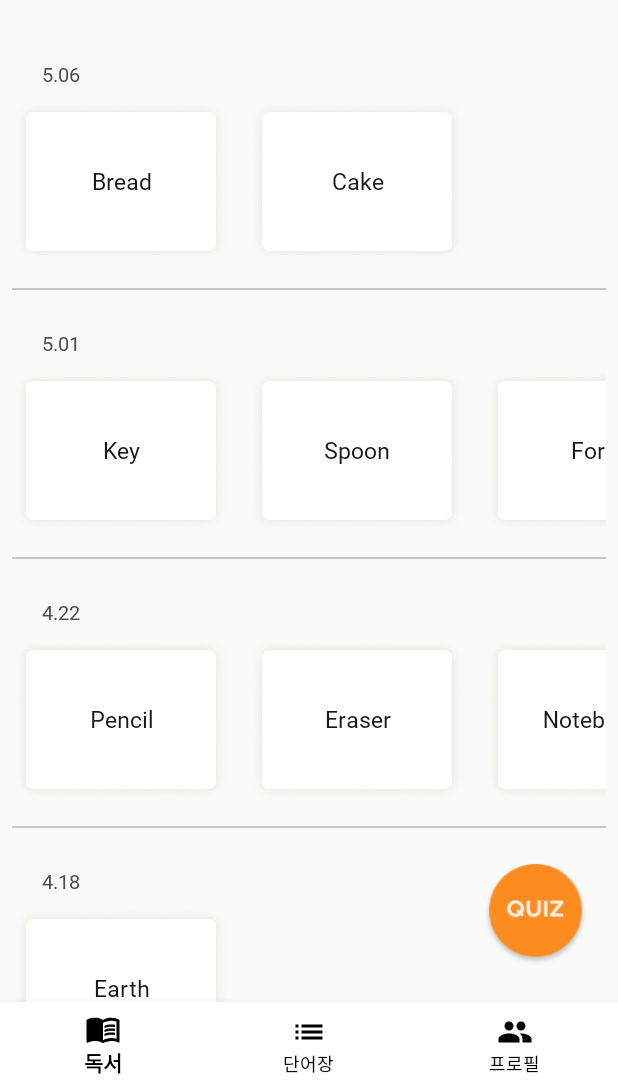
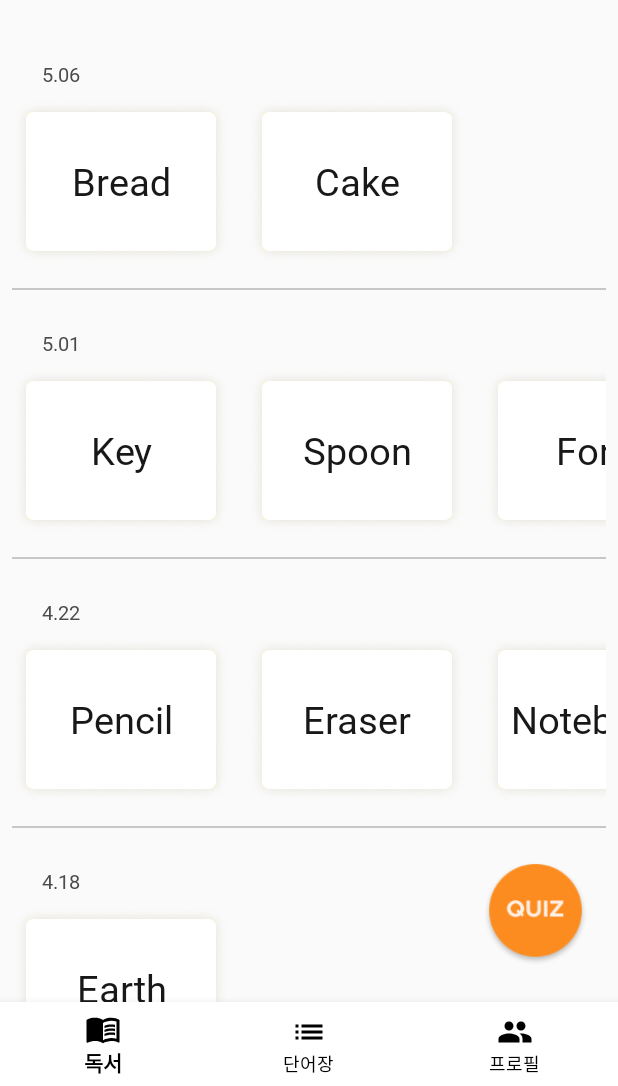
Before and after one commit to ar-child-english-edu-service-jumping/JJUMP, an Android app: the fragment WordlistFragment placed in its activity, on a phone screen of 412 x 824 dp, the part 150-1236 px from its top. Run offline under Robolectric (Android 15) with nearby library versions, the phone set to English and light mode, and no system bars; plain views replace EasyFlipView; pictures from the network do not load; 6 statements that could not run were skipped.

Commit message:
style : enlarger word item

```diff
--- a/app/src/main/res/layout/item_word.xml
+++ b/app/src/main/res/layout/item_word.xml
@@ -25,11 +25,11 @@
             android:layout_height="110dp"
             android:background="@drawable/btn_one_word"
             android:backgroundTint="#FFE889"
-            android:fontFamily="@font/notosanskr_bold"
+            android:fontFamily="@font/dodamdodam"
             android:gravity="center"
             android:text="고양이"
             android:textColor="#181818"
-            android:textSize="15dp" />
+            android:textSize="25dp" />
 
 
         <!-- Front Layout Goes Here -->
@@ -38,11 +38,11 @@
             android:layout_width="145dp"
             android:layout_height="110dp"
             android:background="@drawable/btn_one_word"
-            android:fontFamily="@font/notosanskr_bold"
+            android:fontFamily="@font/dodamdodam"
             android:gravity="center"
             android:text="Cat"
             android:textColor="#181818"
-            android:textSize="15dp" />
+            android:textSize="25dp" />
 
     </com.wajahatkarim3.easyflipview.EasyFlipView>
 
```
